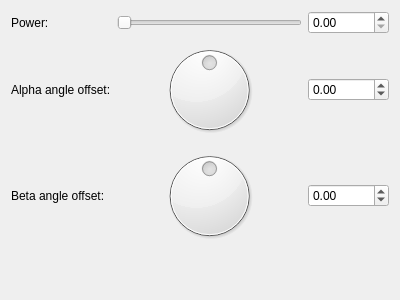
First picture: the form in trunk/mandelbulber2/qt_data/fractal_mandelbulb.ui, repository buddhi1980/mandelbulber2, before the edit.
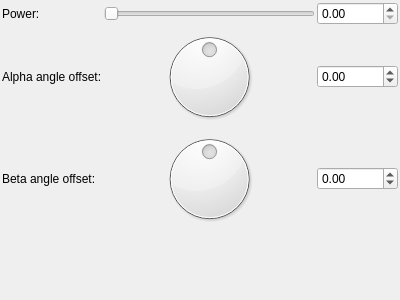
Second picture: the form after the edit. Custom widgets are drawn as their Qt base class.

Commit message: - reduced all margins and spacings in ui - added class to store animation frames - added closable dock for animation control (actually empty)

```diff
--- a/trunk/mandelbulber2/qt_data/fractal_mandelbulb.ui
+++ b/trunk/mandelbulber2/qt_data/fractal_mandelbulb.ui
@@ -14,8 +14,26 @@
    <string>Form</string>
   </property>
   <layout class="QVBoxLayout" name="verticalLayout">
+   <property name="spacing">
+    <number>2</number>
+   </property>
+   <property name="leftMargin">
+    <number>2</number>
+   </property>
+   <property name="topMargin">
+    <number>2</number>
+   </property>
+   <property name="rightMargin">
+    <number>2</number>
+   </property>
+   <property name="bottomMargin">
+    <number>2</number>
+   </property>
    <item>
     <layout class="QGridLayout" name="gridLayout">
+     <property name="spacing">
+      <number>2</number>
+     </property>
      <item row="2" column="2">
       <widget class="MyDoubleSpinBox" name="spinboxd_beta_angle_offset">
        <property name="prefix">
```
The commit also changes 29 other files.
